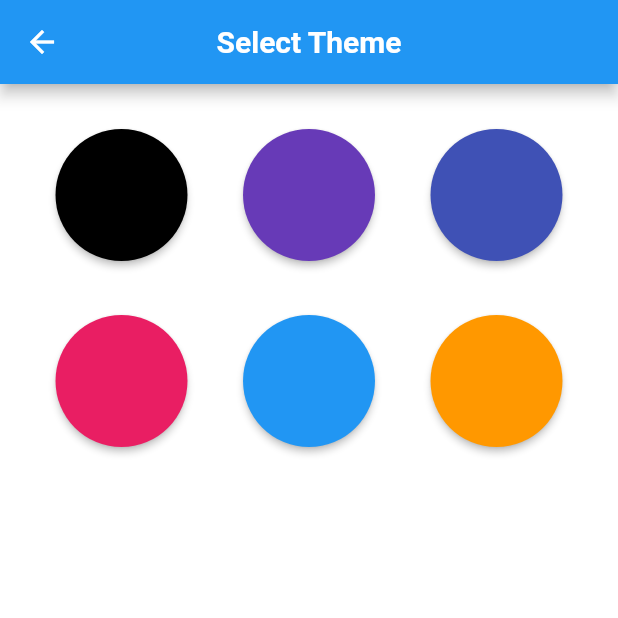
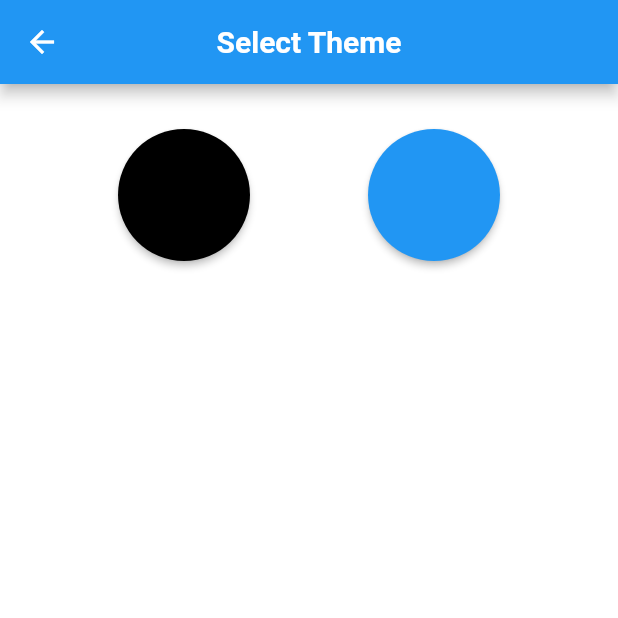
Before and after one commit to SahilSK202/MyDiary, a Flutter app: the screen it shows after launch, after a tap on "Theme", on a phone screen of 412 x 824 dp, the top half of it. Run offline on Flutter 3.47's test engine with Material 2 defaults, Android fonts, the light colour scheme and no system bars; our stand-ins replace image_picker, shared_preferences, table_calendar.

Commit message:
Added event marker style

```diff
--- a/lib/screens/home.dart
+++ b/lib/screens/home.dart
@@ -112,6 +112,25 @@ class _HomeScreenState extends State<HomeScreen> {
             child: Column(
               children: [
                 TableCalendar(
+                  calendarBuilders:
+                      CalendarBuilders(markerBuilder: (context, today, events) {
+                    return _listOfEvents(today).isNotEmpty
+                        ? Container(
+                            width: 15,
+                            height: 12,
+                            decoration: BoxDecoration(
+                                color: Colors.amber,
+                                borderRadius: BorderRadius.circular(4)),
+                            child: Center(
+                              child: Text(
+                                _listOfEvents(today).length.toString(),
+                                style: const TextStyle(
+                                    color: Colors.white, fontSize: 8),
+                              ),
+                            ),
+                          )
+                        : Container();
+                  }),
                   locale: "en_US",
                   rowHeight: 40,
                   headerStyle: const HeaderStyle(
@@ -129,9 +148,9 @@ class _HomeScreenState extends State<HomeScreen> {
           ),
         ),
         Padding(
-          padding: const EdgeInsets.all(12.0),
+          padding: const EdgeInsets.all(16.0),
           child: Text(
-            dateFormat.format(today).toString(),
+            DateFormat('EEEE, dd MMMM yyyy').format(today).toString(),
             style: const TextStyle(),
           ),
         ),
--- a/lib/screens/theme.dart
+++ b/lib/screens/theme.dart
@@ -37,19 +37,8 @@ class _ThemeScreenState extends State<ThemeScreen> {
             mainAxisAlignment: MainAxisAlignment.spaceEvenly,
             children: const [
               ThemeTileView(color: Colors.black),
-              ThemeTileView(color: Colors.deepPurple),
-              ThemeTileView(color: Colors.indigo),
-            ],
-          ),
-        ),
-        Padding(
-          padding: const EdgeInsets.only(top: 24.0),
-          child: Row(
-            mainAxisAlignment: MainAxisAlignment.spaceEvenly,
-            children: const [
-              ThemeTileView(color: Colors.pink),
               ThemeTileView(color: Colors.blue),
-              ThemeTileView(color: Colors.orange),
+              // ThemeTileView(color: Colors.indigo),
             ],
           ),
         ),
```
